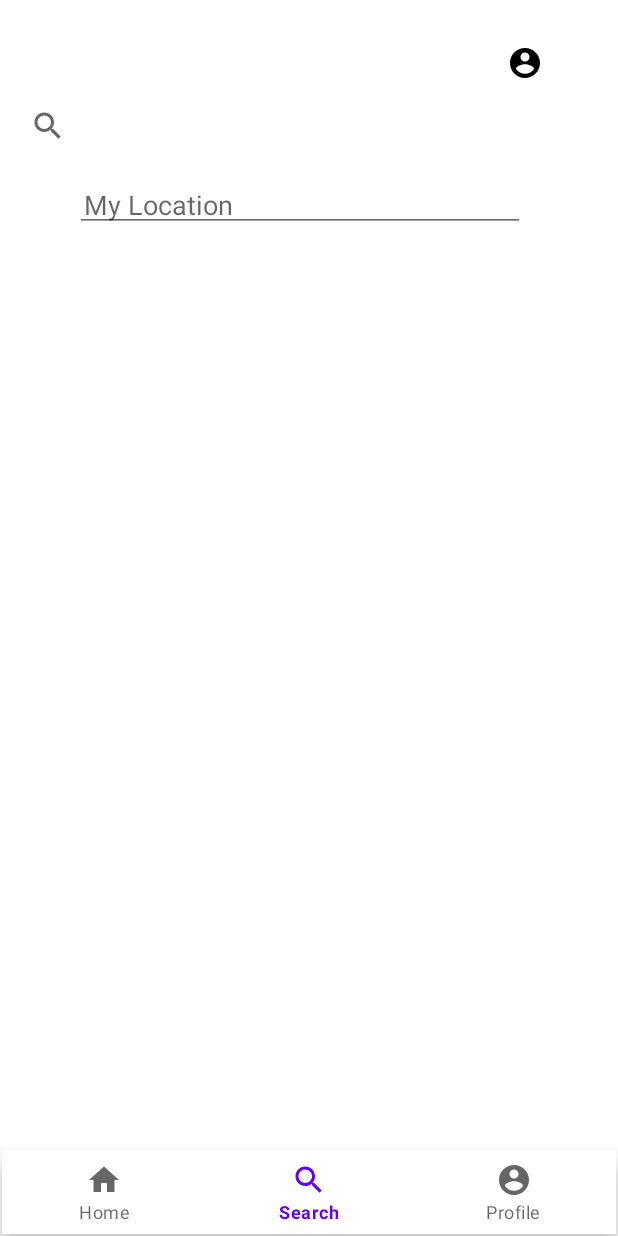
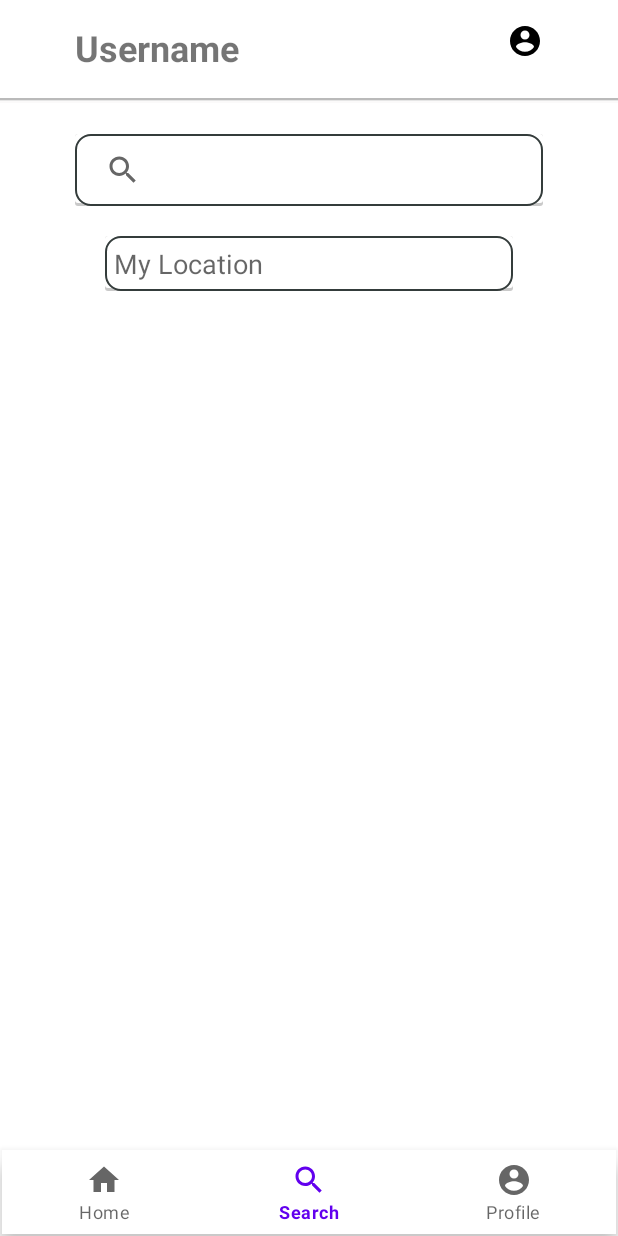
Before and after one commit to KotaCanchela/RestaurantBookingSystem, an Android app: the SecondFragment screen opened through its navigation route, on a phone screen of 412 x 824 dp. Run offline under Robolectric (Android 15) with nearby library versions, the phone set to English and light mode, and no system bars; our stand-ins replace Firebase (no records; nobody signed in at launch, a user with empty details on screens opened directly), navigation-ui.

Commit message:
restaurant and second fragment layout

```diff
--- a/app/src/main/AndroidManifest.xml
+++ b/app/src/main/AndroidManifest.xml
@@ -11,7 +11,7 @@
         android:theme="@style/Theme.RestaurantBooking">
         <activity android:name=".LoginActivity"></activity>
         <activity android:name=".RegisterActivity" />
-        <activity android:name=".RestaurantDetailsActivity" />
+        <activity android:name=".RestaurantPageActivity" />
         <activity android:name=".BookingConfirmationActivity" />
         <activity android:name=".MainActivity">
             <intent-filter>
--- a/app/src/main/java/com/cs990/restaurantbookingapp/ThirdFragment.kt
+++ b/app/src/main/java/com/cs990/restaurantbookingapp/ThirdFragment.kt
@@ -52,6 +52,7 @@ class ThirdFragment : Fragment() {
 
         listView()
 
+
         return binding.root
     }
 
--- a/app/src/main/java/com/cs990/restaurantbookingapp/adapters/RestaurantItemAdapter.kt
+++ b/app/src/main/java/com/cs990/restaurantbookingapp/adapters/RestaurantItemAdapter.kt
@@ -8,7 +8,7 @@ import android.view.ViewGroup
 import android.widget.*
 import androidx.recyclerview.widget.RecyclerView
 import com.cs990.restaurantbookingapp.R
-import com.cs990.restaurantbookingapp.RestaurantDetailsActivity
+import com.cs990.restaurantbookingapp.RestaurantPageActivity
 import com.cs990.restaurantbookingapp.models.RestaurantItem
 import com.firebase.ui.firestore.FirestoreRecyclerAdapter
 import com.firebase.ui.firestore.FirestoreRecyclerOptions
@@ -45,7 +45,7 @@ class RestaurantItemAdapter(val context: Context, val options: FirestoreRecycler
 //            holder.restaurantImageItem.iv_restaurantImage.setImageBitmap(bmp)
 
         holder.itemView.setOnClickListener{
-            val intent = Intent(context, RestaurantDetailsActivity::class.java)
+            val intent = Intent(context, RestaurantPageActivity::class.java)
             intent.putExtra("model", model)
             context.startActivity(intent)
         }
--- /dev/null
+++ b/app/src/main/res/drawable/ic_price_empty.xml
@@ -0,0 +1,5 @@
+<vector android:height="24dp" android:tint="#818181"
+    android:viewportHeight="24" android:viewportWidth="24"
+    android:width="24dp" xmlns:android="http://schemas.android.com/apk/res/android">
+    <path android:fillColor="@android:color/white" android:pathData="M11.8,10.9c-2.27,-0.59 -3,-1.2 -3,-2.15 0,-1.09 1.01,-1.85 2.7,-1.85 1.78,0 2.44,0.85 2.5,2.1h2.21c-0.07,-1.72 -1.12,-3.3 -3.21,-3.81V3h-3v2.16c-1.94,0.42 -3.5,1.68 -3.5,3.61 0,2.31 1.91,3.46 4.7,4.13 2.5,0.6 3,1.48 3,2.41 0,0.69 -0.49,1.79 -2.7,1.79 -2.06,0 -2.87,-0.92 -2.98,-2.1h-2.2c0.12,2.19 1.76,3.42 3.68,3.83V21h3v-2.15c1.95,-0.37 3.5,-1.5 3.5,-3.55 0,-2.84 -2.43,-3.81 -4.7,-4.4z"/>
+</vector>
--- /dev/null
+++ b/app/src/main/res/drawable/ic_price_full.xml
@@ -0,0 +1,5 @@
+<vector android:height="24dp" android:tint="#F4E011"
+    android:viewportHeight="24" android:viewportWidth="24"
+    android:width="24dp" xmlns:android="http://schemas.android.com/apk/res/android">
+    <path android:fillColor="@android:color/white" android:pathData="M11.8,10.9c-2.27,-0.59 -3,-1.2 -3,-2.15 0,-1.09 1.01,-1.85 2.7,-1.85 1.78,0 2.44,0.85 2.5,2.1h2.21c-0.07,-1.72 -1.12,-3.3 -3.21,-3.81V3h-3v2.16c-1.94,0.42 -3.5,1.68 -3.5,3.61 0,2.31 1.91,3.46 4.7,4.13 2.5,0.6 3,1.48 3,2.41 0,0.69 -0.49,1.79 -2.7,1.79 -2.06,0 -2.87,-0.92 -2.98,-2.1h-2.2c0.12,2.19 1.76,3.42 3.68,3.83V21h3v-2.15c1.95,-0.37 3.5,-1.5 3.5,-3.55 0,-2.84 -2.43,-3.81 -4.7,-4.4z"/>
+</vector>
--- /dev/null
+++ b/app/src/main/res/drawable/search_bar_background.xml
@@ -0,0 +1,35 @@
+<?xml version="1.0" encoding="utf-8"?>
+<layer-list xmlns:android="http://schemas.android.com/apk/res/android">
+    <item>
+        <shape android:shape="rectangle">
+            <solid android:color="#CABBBBBB"/>
+            <corners android:radius="2dp" />
+        </shape>
+    </item>
+
+    <item
+        android:left="0dp"
+        android:right="0dp"
+        android:top="0dp"
+        android:bottom="2dp">
+        <shape android:shape="rectangle">
+            <solid android:color="@android:color/white"/>
+            <corners android:radius="2dp" />
+        </shape>
+    </item>
+    <item>
+        <shape xmlns:android="http://schemas.android.com/apk/res/android" android:shape="rectangle">
+            <corners
+                android:radius="10dp"
+                android:topRightRadius="10dp"
+                android:bottomRightRadius="10dp"
+                android:bottomLeftRadius="10dp" />
+            <stroke
+                android:width="1dp"
+                android:color="#343C3B" />
+
+            <solid android:color="@color/white" />
+
+        </shape>
+    </item>
+</layer-list>
--- a/app/src/main/res/layout/fragment_second.xml
+++ b/app/src/main/res/layout/fragment_second.xml
@@ -9,22 +9,51 @@
     android:orientation="vertical"
     tools:context=".MainActivity">
 
-    <androidx.appcompat.widget.AppCompatImageView
+    <TextView
+        android:id="@+id/usernameText"
         android:layout_width="wrap_content"
         android:layout_height="wrap_content"
-        android:foregroundGravity="center"
+        android:text="Username"
+        android:textSize="24dp"
+        android:textStyle="bold"
+        android:layout_alignParentStart="true"
+        android:layout_marginTop="15dp"
+        android:layout_marginLeft="50dp"/>
+
+    <ImageView
+        android:id="@+id/profile_icon"
+        android:src="@drawable/ic_account_circle_black_24dp"
+        android:layout_width="wrap_content"
+        android:layout_height="wrap_content"
         android:layout_alignParentRight="true"
         android:layout_marginRight="50dp"
-        android:layout_marginTop="30dp"
-        android:src="@drawable/ic_account_circle_black_24dp"/>
+        android:layout_marginTop="15dp"
+        />
+
+    <TextView
+        android:layout_marginTop="10dp"
+        android:layout_width="match_parent"
+        android:layout_height="wrap_content"
+        android:background="@drawable/ic_row_profile_underline"
+        android:layout_below="@id/profile_icon"
+        />
+
+    <LinearLayout
+        android:id="@+id/search_bar_container"
+        android:orientation="vertical"
+        android:layout_width="match_parent"
+        android:layout_height="wrap_content"
+        android:layout_marginTop="50dp"
+        android:gravity="center"
+        android:layout_below="@+id/profile_icon">
 
     <androidx.appcompat.widget.SearchView
-        android:id="@+id/searchRestaurant"
+        android:id="@+id/search_bar"
+        android:background="@drawable/search_bar_background"
+        android:layout_marginLeft="50dp"
+        android:layout_marginRight="50dp"
         android:layout_width="match_parent"
         android:layout_height="wrap_content"
-        android:layout_alignParentTop="true"
-        android:translationY="60dp"
-        android:outlineAmbientShadowColor="@color/black"
         android:textCursorDrawable="@null"
         app:iconifiedByDefault="false"
         app:queryBackground="@null" />
@@ -32,22 +61,26 @@
 
     <androidx.appcompat.widget.AppCompatEditText
         android:id="@+id/et_searchLocation"
-        android:layout_width="300dp"
+        android:background="@drawable/search_bar_background"
+        android:layout_width="fill_parent"
+        android:layout_marginLeft="70dp"
+        android:layout_marginRight="70dp"
+        android:layout_marginTop="20dp"
         android:layout_height="wrap_content"
         android:gravity="center_vertical"
-        android:layout_below="@id/searchRestaurant"
+        android:layout_below="@id/search_bar"
         android:hint="My Location"
-        android:translationX="50dp"
-        android:translationY="70dp"
         android:padding="6dp"/>
+
+    </LinearLayout>
 
     <ScrollView
         android:layout_width="match_parent"
         android:layout_height="fill_parent"
-        android:layout_below="@id/et_searchLocation"
+        android:layout_below="@id/search_bar_container"
         android:clipToPadding="false"
         android:fillViewport="true"
-        android:translationY="100dp">
+        android:layout_marginTop="20dp">
 
         <androidx.recyclerview.widget.RecyclerView
             android:id="@+id/rv_restaurantList"
--- a/app/src/main/res/values/themes.xml
+++ b/app/src/main/res/values/themes.xml
@@ -25,6 +25,11 @@
     </style>
 
 
+    <style name="CustomRatingBar" parent="@android:style/Widget.RatingBar">
+        <item name="android:progressDrawable">@drawable/pricebar</item>
+        <item name="android:minHeight">18dp</item>
+        <item name="android:maxHeight">18dp</item>
+    </style>
 
     <style name="Theme.RestaurantBooking.AppBarOverlay" parent="ThemeOverlay.AppCompat.Dark.ActionBar" />
 
```
Also changed, not shown: app/src/main/java/com/cs990/restaurantbookingapp/RestaurantPageActivity.kt (renamed from app/src/main/java/com/cs990/restaurantbookingapp/RestaurantDetailsActivity.kt, +20 -12 lines), app/src/main/res/drawable/ic_baseline_price_rating_bar.xml (deleted, +0 -7 lines), app/src/main/res/drawable/ic_price_bar_empty.xml (added, +18 -0 lines), app/src/main/res/drawable/ic_price_bar_full.xml (added, +18 -0 lines), app/src/main/res/drawable/pricebar.xml (added, +12 -0 lines), app/src/main/res/layout/activity_restaurant_page.xml (renamed from app/src/main/res/layout/activity_restaurant_details.xml, +8 -5 lines), app/src/main/res/drawable/ic_price.xml (renamed from app/src/main/res/drawable/ic_baseline_attach_money_24.xml).
